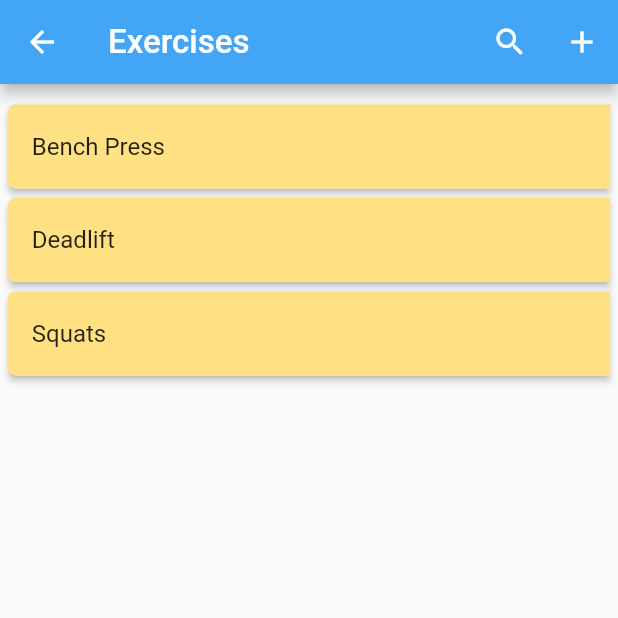
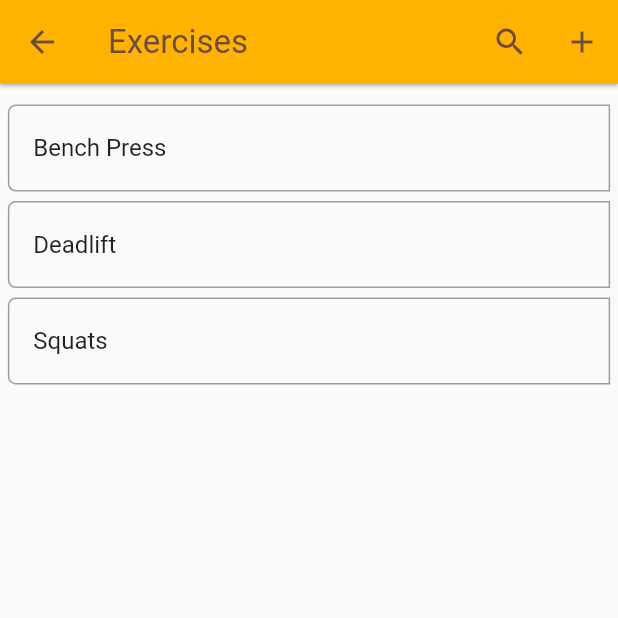
Before and after one commit to Xasthul/gym_workout_tracker, a Flutter app: the screen it shows after launch, item 3 of the bottom bar chosen, after a tap on "Exercise", on a phone screen of 412 x 824 dp, the top half of it. Run offline on Flutter 3.47's test engine with Material 2 defaults, Android fonts, the phone set to English and light mode, and no system bars; drawn by our look-alikes of flutter_slidable; our stand-ins replace flutter_screenutil, fluttertoast, objectbox, syncfusion_flutter_charts; generated files the repository leaves out were written again.

Commit message:
Added theme and changed design

```diff
--- a/lib/main.dart
+++ b/lib/main.dart
@@ -22,10 +22,35 @@ class MyApp extends StatelessWidget {
   Widget build(BuildContext context) {
     return ScreenUtilInit(
       designSize: const Size(393.0, 783.0), // 393, 808 | 393, 783
-      builder: (BuildContext context, child) => const MaterialApp(
+      builder: (BuildContext context, child) => MaterialApp(
           title: "Gym Workout Tracker",
           debugShowCheckedModeBanner: false,
-          home: Home()),
+          theme: ThemeData(
+              appBarTheme: AppBarTheme(
+                  color: Colors.amber[600],
+                  iconTheme: IconThemeData(color: Colors.brown[600]),
+                  titleTextStyle:
+                      TextStyle(fontSize: 21.sp, color: Colors.brown[600]),
+                  elevation: 1),
+              floatingActionButtonTheme: FloatingActionButtonThemeData(
+                  backgroundColor: Colors.amber[600],
+                  foregroundColor: Colors.brown[600],
+                  elevation: 3),
+              inputDecorationTheme: InputDecorationTheme(
+                enabledBorder: OutlineInputBorder(
+                    borderSide: const BorderSide(width: 1, color: Colors.grey),
+                    borderRadius: BorderRadius.all(Radius.circular(10.r))),
+                focusedBorder: OutlineInputBorder(
+                    borderSide: const BorderSide(width: 1, color: Colors.grey),
+                    borderRadius: BorderRadius.all(Radius.circular(10.r))),
+                contentPadding:
+                    EdgeInsets.symmetric(vertical: 10.h, horizontal: 10.w),
+                isDense: true,
+                labelStyle: TextStyle(color: Colors.grey[700]),
+              ),
+              textSelectionTheme:
+                  TextSelectionThemeData(cursorColor: Colors.amber[600])),
+          home: const Home()),
     );
   }
 }
@@ -56,7 +81,9 @@ class _HomeState extends State<Home> {
           icon: Icon(Icons.show_chart_outlined), label: 'Progress'),
     ];
 
-    Widget bottomNavBar = BottomNavigationBar(
+    Widget bottomNavBar = Container(
+      decoration: const BoxDecoration(color: Colors.black),
+      child: BottomNavigationBar(
         iconSize: 27.sp,
         selectedFontSize: 16.sp,
         unselectedFontSize: 14.sp,
@@ -70,6 +97,7 @@ class _HomeState extends State<Home> {
             _currentTabIndex = index;
           });
         },
+      ),
     );
     return Scaffold(
       bottomNavigationBar: bottomNavBar,
--- a/lib/project/app_pages/exercises.dart
+++ b/lib/project/app_pages/exercises.dart
@@ -26,8 +26,7 @@ class _ExercisesState extends State<Exercises> {
   Widget build(BuildContext context) {
     return Scaffold(
       appBar: AppBar(
-        backgroundColor: Colors.blue[400],
-        title: Text("Exercises", style: TextStyle(fontSize: 21.sp)),
+        title: const Text("Exercises"),
         actions: const [
           ExercisesSearch(),
           ExercisesAdd(),
@@ -77,9 +76,6 @@ class _ExerciseCardState extends State<ExerciseCard> {
       child: Padding(
         padding: EdgeInsets.symmetric(horizontal: 5.r, vertical: 3.h),
         child: Material(
-          borderRadius: BorderRadius.only(
-              topLeft: Radius.circular(5.r), bottomLeft: Radius.circular(5.r)),
-          elevation: 2,
           child: Slidable(
             endActionPane: ActionPane(
               motion: const DrawerMotion(),
@@ -95,7 +91,7 @@ class _ExerciseCardState extends State<ExerciseCard> {
                   }),
                   flex: 7,
                   padding: EdgeInsets.zero,
-                  backgroundColor: const Color(0xFF21B7CA),
+                  backgroundColor: Colors.orange,
                   foregroundColor: Colors.white,
                   icon: Icons.edit,
                   label: 'Rename',
@@ -104,7 +100,7 @@ class _ExerciseCardState extends State<ExerciseCard> {
                   onPressed: (item) => deleteExercise(context, widget.exercise),
                   flex: 6,
                   padding: EdgeInsets.zero,
-                  backgroundColor: const Color(0xFFFE4A49),
+                  backgroundColor: Colors.red,
                   foregroundColor: Colors.white,
                   borderRadius: BorderRadius.only(
                       topRight: Radius.circular(5.r),
@@ -116,11 +112,10 @@ class _ExerciseCardState extends State<ExerciseCard> {
             ),
             child: Container(
               decoration: BoxDecoration(
-                borderRadius: BorderRadius.only(
-                    topLeft: Radius.circular(5.r),
-                    bottomLeft: Radius.circular(5.r)),
-                color: Colors.amber[200],
-              ),
+                  border: Border.all(color: Colors.grey),
+                  borderRadius: BorderRadius.only(
+                      topLeft: Radius.circular(5.r),
+                      bottomLeft: Radius.circular(5.r))),
               child: ListTile(title: Text(widget.exercise.name)),
             ),
           ),
--- a/lib/project/app_pages/history.dart
+++ b/lib/project/app_pages/history.dart
@@ -25,12 +25,10 @@ class _HistoryState extends State<History> {
   Widget build(BuildContext context) {
     return Scaffold(
       appBar: AppBar(
-        backgroundColor: Colors.amber[600],
         title: Row(
           mainAxisAlignment: MainAxisAlignment.spaceBetween,
           children: [
-            Text("Your Workouts",
-                style: TextStyle(fontSize: 21.sp, color: Colors.brown[600])),
+            const Text("Your Workouts"),
             SizedBox(
               width: 150.w,
               height: 45.h,
@@ -39,13 +37,18 @@ class _HistoryState extends State<History> {
                   setState(() {});
                 },
                 controller: searchController,
-                style: TextStyle(fontSize: 18.sp),
-                decoration: const InputDecoration(
-                    contentPadding: EdgeInsets.only(right: 10),
+                style: TextStyle(fontSize: 18.sp, color: Colors.brown[600]),
+                cursorColor: Colors.brown[500],
+                decoration: InputDecoration(
+                    contentPadding: const EdgeInsets.only(right: 10),
                     hintText: "Search",
-                    prefixIcon: Icon(Icons.search),
-                    border: OutlineInputBorder(
-                        borderRadius: BorderRadius.all(Radius.circular(25.0)))),
+                    prefixIcon: Icon(Icons.search, color: Colors.brown[600]),
+                    enabledBorder: OutlineInputBorder(
+                        borderSide: const BorderSide(color: Colors.brown),
+                        borderRadius: BorderRadius.all(Radius.circular(25.r))),
+                    focusedBorder: OutlineInputBorder(
+                        borderSide: const BorderSide(color: Colors.brown),
+                        borderRadius: BorderRadius.all(Radius.circular(25.r)))),
               ),
             ),
           ],
@@ -149,27 +152,17 @@ class _WorkoutCardState extends State<WorkoutCard> {
                               const Duration(seconds: 0),
                               () => customDialogError(
                                   context,
-                                  "Remove workout",
+                                  "Delete workout",
                                   "Are you sure to delete the workout? This action cannot be undone.",
-                                  "Remove",
+                                  "Delete",
                                   removeWorkout));
                         },
-                        child: SizedBox(
-                          width: 90.w,
-                          child: Row(
-                            children: [
-                              Icon(
-                                Icons.close_outlined,
-                                color: Colors.red,
-                                size: 24.sp,
-                              ),
-                              SizedBox(width: 5.w),
-                              Text(
-                                "Remove",
-                                style: TextStyle(fontSize: 16.sp),
-                              ),
-                            ],
-                          ),
+                        child: Row(
+                          mainAxisAlignment: MainAxisAlignment.spaceEvenly,
+                          children: const [
+                            Icon(Icons.close, color: Colors.red),
+                            Text("Delete"),
+                          ],
                         ),
                       )
                     ],
--- a/lib/project/app_pages/progress.dart
+++ b/lib/project/app_pages/progress.dart
@@ -27,8 +27,8 @@ class _ProgressState extends State<Progress> {
         // Enables the trackball
         enable: true,
         lineType: TrackballLineType.none,
-        markerSettings: const TrackballMarkerSettings(
-            markerVisibility: TrackballVisibilityMode.visible),
+        // markerSettings: const TrackballMarkerSettings(
+        //     markerVisibility: TrackballVisibilityMode.visible),
         activationMode: ActivationMode.singleTap,
         hideDelay: 1250,
         tooltipSettings: const InteractiveTooltip(
@@ -46,8 +46,7 @@ class _ProgressState extends State<Progress> {
   Widget build(BuildContext context) {
     return Scaffold(
       appBar: AppBar(
-        backgroundColor: Colors.blue[400],
-        title: Text("Your Progress", style: TextStyle(fontSize: 21.sp)),
+        title: const Text("Your Progress"),
       ),
       body: Column(
         children: [
@@ -76,7 +75,7 @@ class _ProgressState extends State<Progress> {
               padding: EdgeInsets.symmetric(vertical: 15.h, horizontal: 24.w),
               decoration: BoxDecoration(
                   borderRadius: BorderRadius.circular(10.r),
-                  border: Border.all(color: Colors.black)),
+                  border: Border.all(color: Colors.grey)),
               child: Row(
                 children: [
                   Expanded(
@@ -102,8 +101,8 @@ class _ProgressState extends State<Progress> {
                           LineSeries<OneRepMaxData, DateTime>(
                             name: "One Rep Max",
                             color: Colors.amber,
-                            // markerSettings:
-                            //     const MarkerSettings(isVisible: true),
+                            markerSettings:
+                                const MarkerSettings(isVisible: true),
                             dataSource: _chartData,
                             xValueMapper: (OneRepMaxData data, _) =>
                                 DateFormat("dd.MM.yyyy").parse(data.date),
```
Also changed, not shown: lib/project/app_pages/add_workout.dart (+20 -33 lines), lib/project/classes/custom_dialog.dart (+8 -12 lines). Lines whose indentation alone changed are shown as unchanged.
